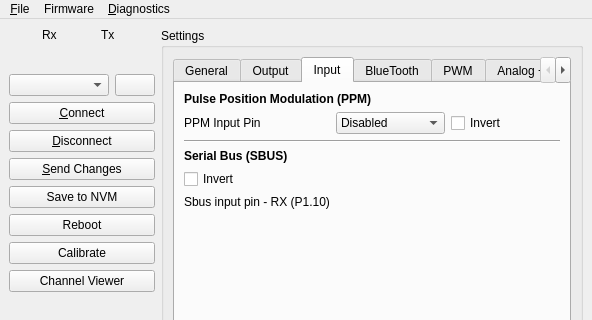
Qt form gui/src/mainwindow.ui (dlktdr/HeadTracker) before a commit; both pictures show x 0 to 592 and y 0 to 320 of the 592 by 731 pixel window.
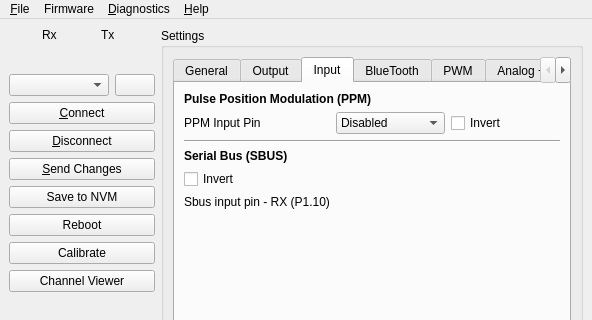
The same form after that commit. Icons and pictures are not drawn. Custom widgets are drawn as their Qt base class.

Commit message: Add Help Link From GUI

The edit to the form file:
```diff
--- a/gui/src/mainwindow.ui
+++ b/gui/src/mainwindow.ui
@@ -3398,9 +3398,16 @@
     <addaction name="actionShow_Serial_Transmissions"/>
     <addaction name="actionChannel_Viewer"/>
    </widget>
+   <widget class="QMenu" name="menu_Help">
+    <property name="title">
+     <string>&amp;Help</string>
+    </property>
+    <addaction name="actionOnline_Help"/>
+   </widget>
    <addaction name="menu_File"/>
    <addaction name="menuUpdate_Firmware"/>
    <addaction name="menu_Diagnostics"/>
+   <addaction name="menu_Help"/>
   </widget>
   <widget class="QStatusBar" name="statusbar"/>
   <action name="action_Save_to_File">
```
Left out of the diff: 5 changed lines with no effect on the pictures. The commit also changes 2 other files.
